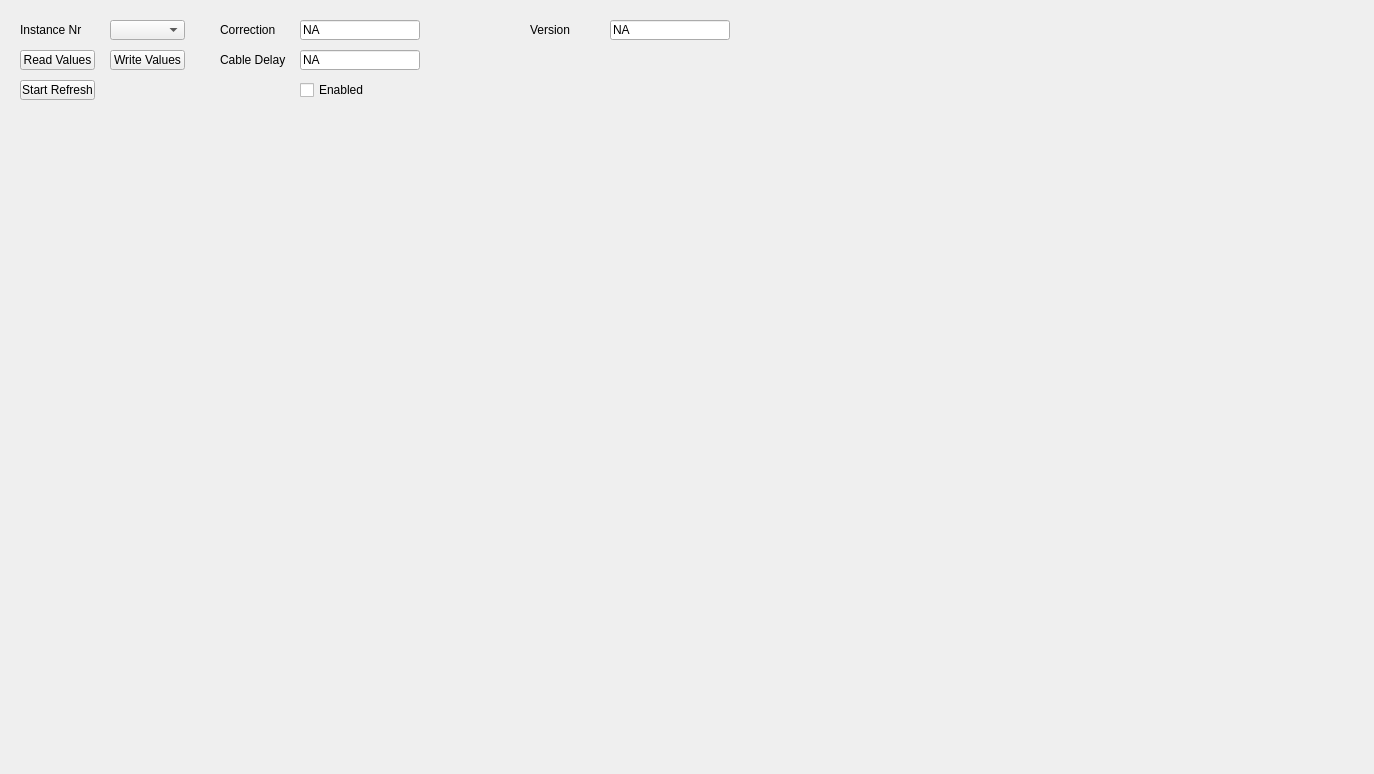
Above: UCM/Library/UniversalConfigurationManager/IrigSlaveTab/Ucm_IrigSlaveTab.ui from NetTimeLogic/UniversalConfigurationManager before the change. Below: the same form after it.
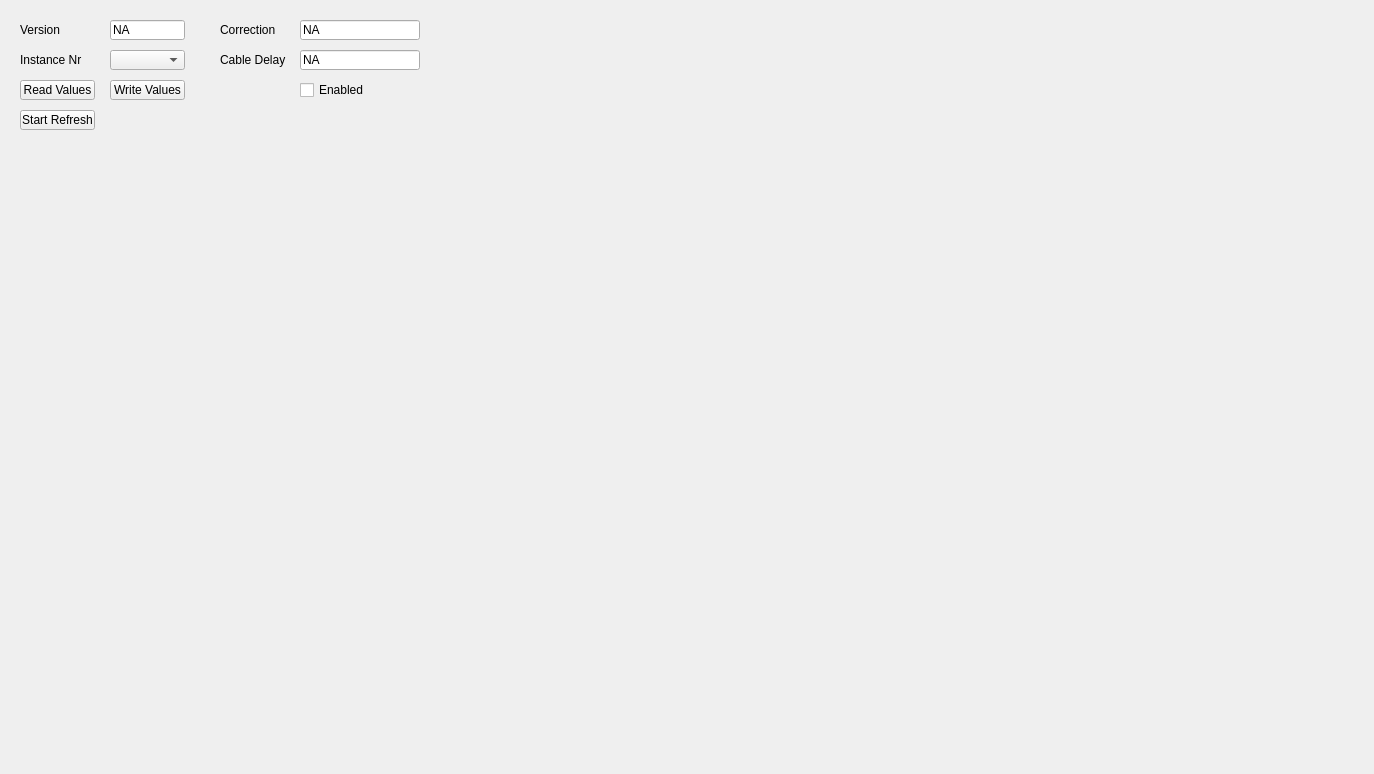
That is the form after the change.

What changed in the file:
```diff
--- a/UCM/Library/UniversalConfigurationManager/IrigSlaveTab/Ucm_IrigSlaveTab.ui
+++ b/UCM/Library/UniversalConfigurationManager/IrigSlaveTab/Ucm_IrigSlaveTab.ui
@@ -16,7 +16,7 @@
   <widget class="QLabel" name="IrigSlaveVersionLabel">
    <property name="geometry">
     <rect>
-     <x>530</x>
+     <x>20</x>
      <y>20</y>
      <width>80</width>
      <height>20</height>
@@ -30,7 +30,7 @@
    <property name="geometry">
     <rect>
      <x>110</x>
-     <y>20</y>
+     <y>50</y>
      <width>75</width>
      <height>20</height>
     </rect>
@@ -85,7 +85,7 @@
    <property name="geometry">
     <rect>
      <x>20</x>
-     <y>50</y>
+     <y>80</y>
      <width>75</width>
      <height>20</height>
     </rect>
@@ -98,7 +98,7 @@
    <property name="geometry">
     <rect>
      <x>20</x>
-     <y>80</y>
+     <y>110</y>
      <width>75</width>
      <height>20</height>
     </rect>
@@ -113,9 +113,9 @@
    </property>
    <property name="geometry">
     <rect>
-     <x>610</x>
+     <x>110</x>
      <y>20</y>
-     <width>120</width>
+     <width>75</width>
      <height>20</height>
     </rect>
    </property>
@@ -143,7 +143,7 @@
    <property name="geometry">
     <rect>
      <x>110</x>
-     <y>50</y>
+     <y>80</y>
      <width>75</width>
      <height>20</height>
     </rect>
@@ -169,7 +169,7 @@
    <property name="geometry">
     <rect>
      <x>20</x>
-     <y>20</y>
+     <y>50</y>
      <width>80</width>
      <height>20</height>
     </rect>
```
